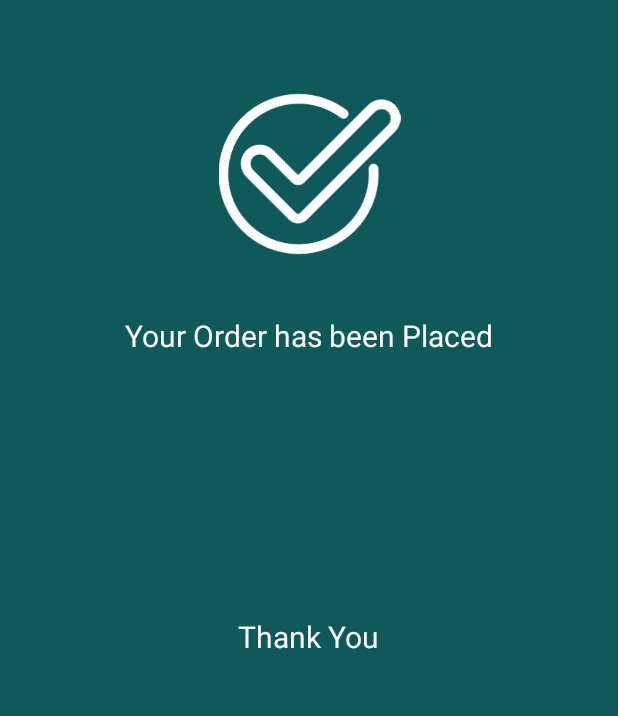
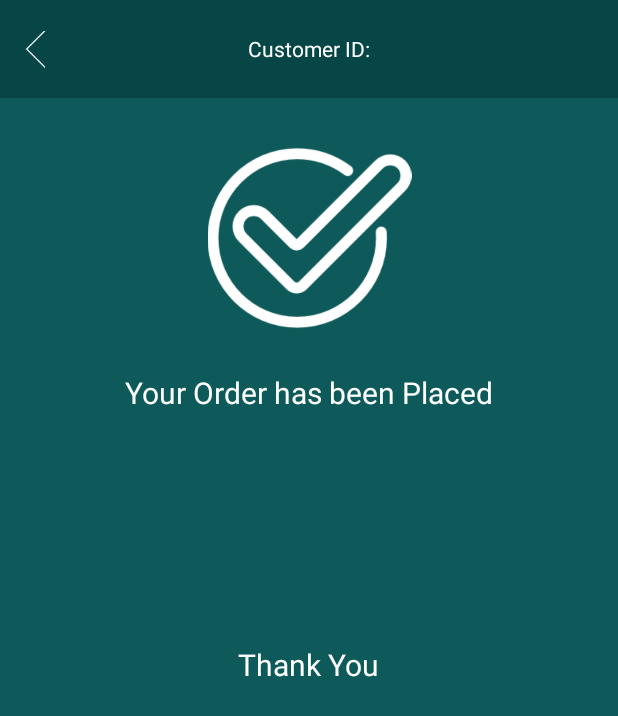
Before and after one commit to AnandTraveller/QRReader, an Android app: the fragment SummaryFrag placed in its activity, on a phone screen of 412 x 824 dp. Shown: the top 716 px of the screen. Run offline under Robolectric (Android 15) with nearby library versions, the phone set to English and light mode, and no system bars; our stand-ins replace ButterKnife, sdp/ssp sizes; libraries missing offline, so code that uses them is left out: com.dlazaro66.qrcodereaderview.

```diff
--- a/app/build.gradle
+++ b/app/build.gradle
@@ -7,8 +7,8 @@ android {
         applicationId "com.anandroid.qrreader"
         minSdkVersion 21
         targetSdkVersion 25
-        versionCode 3
-        versionName "3.0"
+        versionCode 4
+        versionName "4.0"
         testInstrumentationRunner "android.support.test.runner.AndroidJUnitRunner"
     }
     buildTypes {
--- a/app/src/main/java/com/anandroid/qrreader/view/fragment/LoginFrag.java
+++ b/app/src/main/java/com/anandroid/qrreader/view/fragment/LoginFrag.java
@@ -1,6 +1,7 @@
 package com.anandroid.qrreader.view.fragment;
 
 import android.Manifest;
+import android.annotation.SuppressLint;
 import android.content.Context;
 import android.content.Intent;
 import android.content.pm.PackageManager;
@@ -68,6 +69,7 @@ public class LoginFrag extends Fragment {
     protected AppCompatActivity mBaseAct;
     protected Context mBaseCon;
     private LoginFrag fragment;
+    private CustomerId customerId;
 
     public static LoginFrag newInstance(Bundle tag) {
         LoginFrag fragment = new LoginFrag();
@@ -163,6 +165,9 @@ public class LoginFrag extends Fragment {
 
         if (cus_id_login.length() > 0) {
             int value = Integer.parseInt(cus_id_login.getText().toString());
+            // Passing Value
+            // customerId.onCustId(value);
+          ((MainActivity) getActivity()).cusId(value);
 
             for (int i : cusId) {
                 if (value == i) {
@@ -230,7 +235,6 @@ public class LoginFrag extends Fragment {
 
                 }
 
-
             }*/
         }
 
@@ -238,4 +242,11 @@ public class LoginFrag extends Fragment {
 
         }
     }
+
+    public interface CustomerId {
+        /*Callback for when an item has been selected. */
+        public void onCustId(int id);
+    }
+
+
 }
--- a/app/src/main/java/com/anandroid/qrreader/view/fragment/SummaryFrag.java
+++ b/app/src/main/java/com/anandroid/qrreader/view/fragment/SummaryFrag.java
@@ -17,6 +17,7 @@ import android.widget.TextView;
 
 import com.anandroid.qrreader.R;
 import com.anandroid.qrreader.utills.PointsOverlayView;
+import com.anandroid.qrreader.view.activity.MainActivity;
 import com.anandroid.qrreader.view.adapter.ScanListAdapter;
 import com.dlazaro66.qrcodereaderview.QRCodeReaderView;
 
@@ -25,13 +26,16 @@ import java.util.Set;
 
 import butterknife.BindView;
 import butterknife.ButterKnife;
+import butterknife.OnClick;
 import butterknife.Unbinder;
+
+import static android.R.attr.fragment;
 
 /**
  * Created by Admin on 3/13/2017.
  */
 
-public class SummaryFrag extends Fragment {
+public class SummaryFrag extends Fragment implements LoginFrag.CustomerId {
 
     private TextView resultTextView;
     private QRCodeReaderView qrCodeReaderView;
@@ -45,6 +49,10 @@ public class SummaryFrag extends Fragment {
     private ScanListAdapter scanListAdapter;
     @BindView(R.id.summary_qr_img)
     ImageView summary_qr_img;
+    @BindView(R.id.txt_cus_id_summary)
+    TextView txt_cus_id_summary;
+    @BindView(R.id.back_summmary)
+    ImageView back_summmary;
 
     public SummaryFrag() {
         super();
@@ -101,6 +109,8 @@ public class SummaryFrag extends Fragment {
     public void onActivityCreated(@Nullable Bundle savedInstanceState) {
         super.onActivityCreated(savedInstanceState);
 
+        txt_cus_id_summary.setText("Customer ID:" + ((MainActivity) getActivity()).cusIdd.toString());
+
         try {
             data = getArguments();
             if (null != data) {
@@ -111,6 +121,7 @@ public class SummaryFrag extends Fragment {
 
         } catch (Exception e) {
         }
+
     }
 
 
@@ -126,6 +137,11 @@ public class SummaryFrag extends Fragment {
 
     }
 
+    @OnClick(R.id.back_summmary)
+    public void onUiBackPressed(View view) {
+        getActivity().getSupportFragmentManager().popBackStackImmediate();
+        // ((MainActivity) getActivity()).addRefreshHomeScreenFragment();
+    }
 
     /* @OnClick(R.id.chat_back_img)
     public void onUiBackPressed(View view) {
@@ -146,7 +162,6 @@ public class SummaryFrag extends Fragment {
 
     public void onDestroyView() {
         super.onDestroyView();
-
         unbinder.unbind();
     }
 
@@ -158,4 +173,8 @@ public class SummaryFrag extends Fragment {
         super.onDetach();
     }
 
+    @Override
+    public void onCustId(int id) {
+        txt_cus_id_summary.setText("Customer ID: " + id);
+    }
 }
--- a/app/src/main/res/layout/summary_frag.xml
+++ b/app/src/main/res/layout/summary_frag.xml
@@ -6,69 +6,105 @@
     android:layout_height="match_parent"
     android:background="@color/colordarkgreen"
     android:orientation="vertical"
-    tools:layout_editor_absoluteY="25dp"
-    tools:layout_editor_absoluteX="0dp">
+    tools:layout_editor_absoluteX="0dp"
+    tools:layout_editor_absoluteY="25dp">
 
     <ImageView
         android:id="@+id/imageView2"
-        android:layout_width="151dp"
-        android:layout_height="121dp"
+        android:layout_width="191dp"
+        android:layout_height="161dp"
+        android:layout_marginTop="65dp"
+        android:paddingTop="@dimen/_23sdp"
+        app:layout_constraintHorizontal_bias="0.502"
+        app:layout_constraintLeft_toLeftOf="parent"
+        app:layout_constraintRight_toRightOf="parent"
+        app:layout_constraintTop_toTopOf="parent"
         app:srcCompat="@drawable/checked"
-        tools:layout_constraintTop_creator="1"
+        tools:layout_constraintBottom_creator="1"
+        tools:layout_constraintLeft_creator="1"
         tools:layout_constraintRight_creator="1"
-        tools:layout_constraintBottom_creator="1"
-        app:layout_constraintBottom_toBottomOf="@+id/textView3"
-        app:layout_constraintRight_toRightOf="parent"
-        android:layout_marginTop="54dp"
-        tools:layout_constraintLeft_creator="1"
-        android:layout_marginBottom="59dp"
-        app:layout_constraintLeft_toLeftOf="parent"
-        app:layout_constraintTop_toTopOf="parent" />
+        tools:layout_constraintTop_creator="1" />
 
 
     <TextView
         android:id="@+id/textView2"
         android:layout_width="wrap_content"
         android:layout_height="wrap_content"
+        android:layout_marginBottom="44dp"
+        android:layout_marginTop="40dp"
         android:text="Thank You"
         android:textColor="@android:color/white"
         android:textSize="@dimen/_18sdp"
-        tools:layout_constraintTop_creator="1"
+        app:layout_constraintBottom_toTopOf="@+id/summary_qr_img"
+        app:layout_constraintLeft_toLeftOf="parent"
+        app:layout_constraintRight_toRightOf="parent"
+        app:layout_constraintTop_toBottomOf="@+id/textView3"
+        tools:layout_constraintBottom_creator="1"
+        tools:layout_constraintLeft_creator="1"
         tools:layout_constraintRight_creator="1"
-        tools:layout_constraintBottom_creator="1"
-        app:layout_constraintBottom_toTopOf="@+id/summary_qr_img"
-        app:layout_constraintRight_toRightOf="parent"
-        android:layout_marginTop="48dp"
-        app:layout_constraintTop_toBottomOf="@+id/textView3"
-        tools:layout_constraintLeft_creator="1"
-        android:layout_marginBottom="52dp"
-        app:layout_constraintLeft_toLeftOf="parent" />
+        tools:layout_constraintTop_creator="1" />
 
     <TextView
         android:id="@+id/textView3"
         android:layout_width="wrap_content"
         android:layout_height="wrap_content"
+        android:layout_marginTop="248dp"
         android:text="Your Order has been Placed"
         android:textColor="@android:color/white"
         android:textSize="@dimen/_18sdp"
-        tools:layout_constraintTop_creator="1"
+        app:layout_constraintLeft_toLeftOf="parent"
+        app:layout_constraintRight_toRightOf="parent"
+        app:layout_constraintTop_toTopOf="parent"
+        tools:layout_constraintLeft_creator="1"
         tools:layout_constraintRight_creator="1"
-        app:layout_constraintRight_toRightOf="parent"
-        android:layout_marginTop="210dp"
-        tools:layout_constraintLeft_creator="1"
-        app:layout_constraintLeft_toLeftOf="parent"
-        app:layout_constraintTop_toTopOf="parent" />
+        tools:layout_constraintTop_creator="1" />
 
     <ImageView
         android:id="@+id/summary_qr_img"
         android:layout_width="190dp"
         android:layout_height="164dp"
+        android:layout_marginBottom="45dp"
+        app:layout_constraintBottom_toBottomOf="parent"
+        app:layout_constraintLeft_toLeftOf="parent"
+        app:layout_constraintRight_toRightOf="parent"
+        tools:layout_constraintBottom_creator="1"
+        tools:layout_constraintLeft_creator="1"
+        tools:layout_constraintRight_creator="1" />
+
+    <RelativeLayout
+        android:layout_width="0dp"
+        android:layout_height="0dp"
+        android:background="@color/toolbar_dark_green"
+        android:orientation="horizontal"
+        app:layout_constraintBottom_toTopOf="@+id/imageView2"
+        app:layout_constraintLeft_toLeftOf="parent"
+        app:layout_constraintRight_toRightOf="parent"
+        app:layout_constraintTop_toTopOf="parent"
+        tools:layout_constraintBottom_creator="1"
+        tools:layout_constraintLeft_creator="1"
         tools:layout_constraintRight_creator="1"
-        tools:layout_constraintBottom_creator="1"
-        app:layout_constraintBottom_toBottomOf="parent"
-        app:layout_constraintRight_toRightOf="parent"
-        tools:layout_constraintLeft_creator="1"
-        android:layout_marginBottom="45dp"
-        app:layout_constraintLeft_toLeftOf="parent" />
+        tools:layout_constraintTop_creator="1">
+
+        <ImageView
+            android:id="@+id/back_summmary"
+            android:layout_width="47dp"
+            android:layout_height="match_parent"
+            android:layout_alignParentStart="true"
+            android:padding="@dimen/_10sdp"
+            app:srcCompat="@drawable/left_arrow" />
+
+        <TextView
+            android:id="@+id/txt_cus_id_summary"
+            android:layout_width="@dimen/_90sdp"
+            android:layout_height="match_parent"
+            android:layout_alignParentTop="true"
+            android:layout_centerHorizontal="true"
+            android:layout_centerInParent="true"
+            android:gravity="center"
+            android:text="Cus ID"
+            android:textColor="@android:color/white" />
+
+        =
+    </RelativeLayout>
 
 </android.support.constraint.ConstraintLayout>
--- a/app/src/main/res/values/colors.xml
+++ b/app/src/main/res/values/colors.xml
@@ -4,8 +4,8 @@
     <color name="colorPrimaryDark">#303F9F</color>
     <color name="colorAccent">#FF4081</color>
     <color name="colordarkgreen">#0E5A5A</color>
-   <!-- // Qr-->
+    <color name="toolbar_dark_green">#064646</color>
+    <!-- // Qr-->
     <color name="QRCodeWhiteColor">#ffffff</color>
-
     <color name="QRCodeBlackColor">#000000</color>
 </resources>
```
Also changed, not shown: app/src/main/java/com/anandroid/qrreader/view/activity/MainActivity.java (+41 -3 lines), app/src/main/java/com/anandroid/qrreader/view/fragment/HomeScreen.java (+27 -2 lines), app/src/main/res/drawable/left_arrow.png (added).
